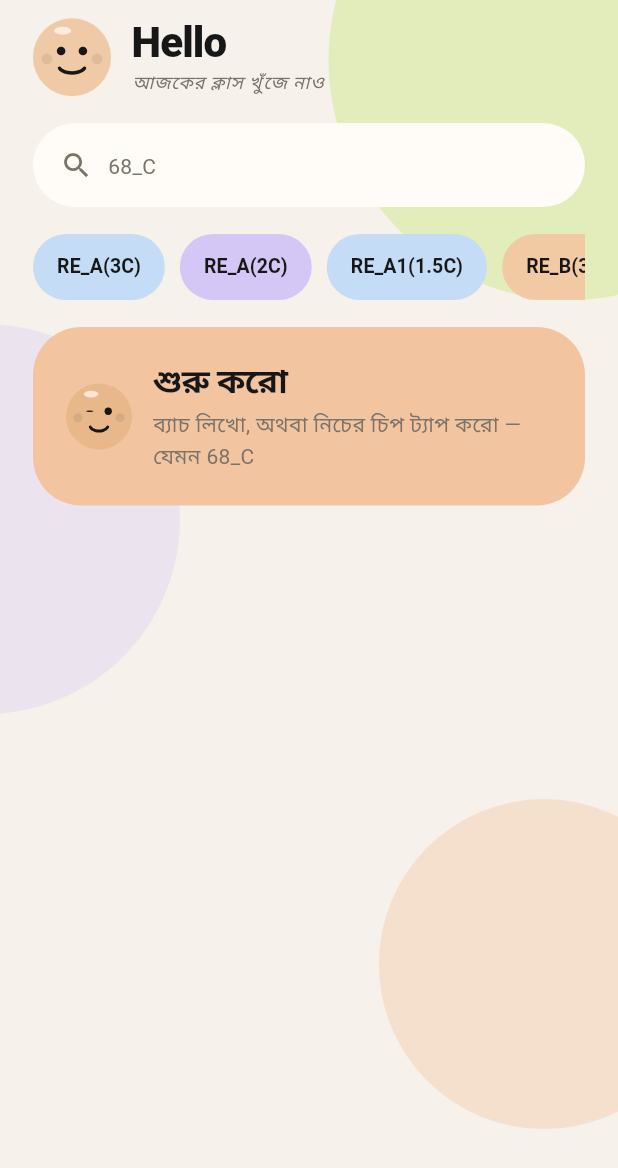
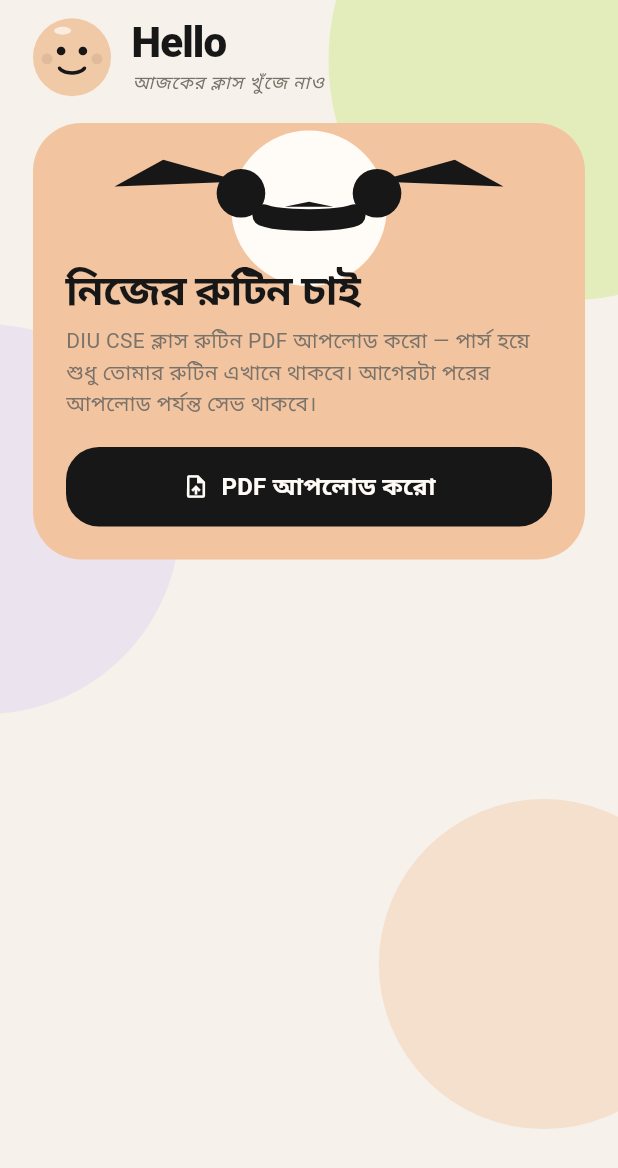
Before and after one commit to AbabilX/Routine-Scrapper-Open, a Flutter app: the screen it shows after launch, after a tap on "এড়িয়ে যাও", on a phone screen of 412 x 824 dp. Shown: the top 1168 px of the screen. Run offline on Flutter 3.47's test engine with Material 3 defaults, Android fonts, the phone set to English and light mode, and no system bars; our stand-ins replace file_picker, flutter_local_notifications, flutter_timezone, pdf, share_plus, shared_preferences and 1 more; missing offline and left inert: pdfrx.

Commit message:
Update dependencies in pubspec.yaml and pubspec.lock, adding file_picker, pdfrx, and related packages. Refactor AssetRoutineRepository and LocalRoutineStore to enhance routine data handling and storage, including JSON serialization for RoutineFileDto. Improve user routine management with new save and load functionalities.

```diff
--- a/lib/data/asset_routine_repository.dart
+++ b/lib/data/asset_routine_repository.dart
@@ -9,23 +9,30 @@ import 'local_routine_store.dart';
 import 'routine_file_dto.dart';
 
 class AssetRoutineRepository {
-  AssetRoutineRepository._(this.meta, this.slots);
+  AssetRoutineRepository._(this.meta, this.slots, {this.hasRoutine = true});
 
   final RoutineMeta meta;
   final List<ClassSlot> slots;
+  final bool hasRoutine;
 
-  static const assetPath = LocalRoutineStore.defaultAssetPath;
+  static const assetPath = 'assets/routine/cse_summer_2026_v5.json';
   static const pdfAsset = 'assets/routine/cse_summer_2026_v5.pdf';
 
-  static Future<AssetRoutineRepository> load([
-    LocalRoutineStore? store,
-  ]) async {
-    final raw = store == null
-        ? await rootBundle.loadString(assetPath)
-        : await store.loadOrSeed();
-    final file = RoutineFileDto.fromJson(
-      jsonDecode(raw) as Map<String, dynamic>,
+  static AssetRoutineRepository empty() {
+    return AssetRoutineRepository._(
+      const RoutineMeta(
+        department: '',
+        version: '',
+        semester: '',
+        effectiveFrom: '',
+        sourcePdf: '',
+      ),
+      const [],
+      hasRoutine: false,
     );
+  }
+
+  static AssetRoutineRepository fromFile(RoutineFileDto file) {
     return AssetRoutineRepository._(
       RoutineMeta(
         schemaVersion: file.meta.schemaVersion,
@@ -49,6 +56,22 @@ class AssetRoutineRepository {
             ),
           )
           .toList(),
+      hasRoutine: file.slots.isNotEmpty,
     );
   }
+
+  static Future<AssetRoutineRepository> load([
+    LocalRoutineStore? store,
+  ]) async {
+    if (store != null) {
+      final user = await store.loadUser();
+      if (user == null) return AssetRoutineRepository.empty();
+      return AssetRoutineRepository.fromFile(user);
+    }
+    final raw = await rootBundle.loadString(assetPath);
+    final file = RoutineFileDto.fromJson(
+      jsonDecode(raw) as Map<String, dynamic>,
+    );
+    return AssetRoutineRepository.fromFile(file);
+  }
 }
--- a/lib/data/local_routine_store.dart
+++ b/lib/data/local_routine_store.dart
@@ -1,54 +1,45 @@
 import 'dart:convert';
 import 'dart:io';
+import 'dart:typed_data';
 
-import 'package:flutter/services.dart';
 import 'package:path_provider/path_provider.dart';
 
 import 'routine_file_dto.dart';
 
-/// Copies the bundled routine JSON onto the device so later updates
-/// (download / PDF parse) can replace one file without touching domain code.
+/// Device copies of the student's uploaded PDF and parsed JSON.
 class LocalRoutineStore {
-  LocalRoutineStore({this.assetPath = defaultAssetPath});
+  static const jsonFileName = 'routine.json';
+  static const pdfFileName = 'user_routine.pdf';
 
-  static const defaultAssetPath = 'assets/routine/cse_summer_2026_v5.json';
-  static const fileName = 'routine.json';
+  Future<Directory> _dir() => getApplicationDocumentsDirectory();
 
-  final String assetPath;
+  Future<File> jsonFile() async => File('${(await _dir()).path}/$jsonFileName');
 
-  Future<String> loadOrSeed() async {
-    final bundled = await rootBundle.loadString(assetPath);
-    final local = await _localFile();
-    if (!await local.exists()) {
-      await local.writeAsString(bundled);
-      return bundled;
+  Future<File> pdfFile() async => File('${(await _dir()).path}/$pdfFileName');
+
+  Future<RoutineFileDto?> loadUser() async {
+    final file = await jsonFile();
+    if (!await file.exists()) return null;
+    try {
+      final dto = RoutineFileDto.fromJson(
+        jsonDecode(await file.readAsString()) as Map<String, dynamic>,
+      );
+      if (dto.meta.origin != 'user' || dto.slots.isEmpty) return null;
+      return dto;
+    } catch (_) {
+      return null;
     }
-
-    final localRaw = await local.readAsString();
-    if (_shouldReplaceWithBundled(bundled, localRaw)) {
-      await local.writeAsString(bundled);
-      return bundled;
-    }
-    return localRaw;
   }
 
-  Future<File> _localFile() async {
-    final dir = await getApplicationDocumentsDirectory();
-    return File('${dir.path}/$fileName');
-  }
-
-  bool _shouldReplaceWithBundled(String bundled, String localRaw) {
-    try {
-      final localDto = RoutineFileDto.fromJson(
-        jsonDecode(localRaw) as Map<String, dynamic>,
-      );
-      if (localDto.meta.origin == 'user') return false;
-      final bundledDto = RoutineFileDto.fromJson(
-        jsonDecode(bundled) as Map<String, dynamic>,
-      );
-      return bundledDto.meta.fingerprint != localDto.meta.fingerprint;
-    } catch (_) {
-      return true;
-    }
+  Future<void> saveUser({
+    required RoutineFileDto routine,
+    required Uint8List pdfBytes,
+  }) async {
+    final json = await jsonFile();
+    final pdf = await pdfFile();
+    await json.writeAsString(
+      const JsonEncoder.withIndent('  ').convert(routine.toJson()),
+    );
+    await pdf.writeAsBytes(pdfBytes, flush: true);
   }
 }
--- /dev/null
+++ b/lib/data/routine_pdf_parser.dart
@@ -0,0 +1,227 @@
+import 'pdf_word.dart';
+import 'routine_file_dto.dart';
+
+/// On-device port of `scripts/parse_routine_pdf.py`.
+class RoutinePdfParser {
+  static const days = [
+    'SATURDAY',
+    'SUNDAY',
+    'MONDAY',
+    'TUESDAY',
+    'WEDNESDAY',
+    'THURSDAY',
+  ];
+
+  static const timeSlots = [
+    ('08:30', '10:00'),
+    ('10:00', '11:30'),
+    ('11:30', '01:00'),
+    ('01:00', '02:30'),
+    ('02:30', '04:00'),
+    ('04:00', '05:30'),
+  ];
+
+  static const slotEdges = [0.0, 230.0, 415.0, 610.0, 800.0, 985.0, 1300.0];
+
+  static final courseRe = RegExp(r'^([A-Z]{2,5}\d{3}[A-Z]?)\((.+)\)$');
+  static final teacherRe = RegExp(r'^[A-Z]{2,6}(?:[_-]\d+)?$');
+  static final roomRe = RegExp(
+    r'^(KT-\d+(?:\([A-Z]\))?|G1-\d+|ANX1-\d+|SH-\d+|CTBA-\d+|EMBED|IOT)$',
+  );
+
+  static const skip = {
+    'ROOM',
+    'COURSE',
+    'TEACHER',
+    'COM',
+    'LAB',
+    '(COM',
+    'LAB)',
+    'RESERVED',
+    'VERSION',
+    'V5',
+    'CLASS',
+    'ROUTINE',
+    'FOR',
+    'CSE',
+    'PROGRAM',
+  };
+
+  static RoutineFileDto parse(
+    ExtractedPdfText extracted, {
+    required String sourcePdf,
+  }) {
+    final scale = extracted.pageWidth <= 0 ? 1.0 : extracted.pageWidth / 1300.0;
+    final words = [...extracted.words]
+      ..sort((a, b) {
+        final page = a.page.compareTo(b.page);
+        if (page != 0) return page;
+        final y = a.y.compareTo(b.y);
+        if (y != 0) return y;
+        return a.x.compareTo(b.x);
+      });
+
+    var currentDay = 'SATURDAY';
+    final slots = <ClassSlotDto>[];
+    final seen = <String>{};
+
+    for (final word in words) {
+      if (days.contains(word.text) && word.x > 500 * scale) {
+        currentDay = word.text;
+        continue;
+      }
+
+      final match = courseRe.firstMatch(word.text);
+      if (match == null) continue;
+
+      final course = match.group(1)!;
+      final group = match.group(2)!.replaceAll(RegExp(r'\.+$'), '');
+      final index = slotIndex(word.x, scale);
+      final teacher = _findTeacher(words, word, index, scale);
+      if (skip.contains(teacher.toUpperCase()) || teacher == 'Reserved') {
+        continue;
+      }
+      final room = _findRoom(words, word, index, scale);
+      final (start, end) = timeSlots[index];
+      final key = '$currentDay|$start|$course|$group|$teacher|$room';
+      if (!seen.add(key)) continue;
+      slots.add(
+        ClassSlotDto(
+          day: currentDay,
+          slot: index,
+          start: start,
+          end: end,
+          course: course,
+          group: group,
+          teacher: teacher,
+          room: room,
+        ),
+      );
+    }
+
+    slots.sort((a, b) {
+      final day = days.indexOf(a.day).compareTo(days.indexOf(b.day));
+      if (day != 0) return day;
+      final start = a.start.compareTo(b.start);
+      if (start != 0) return start;
+      return a.room.compareTo(b.room);
+    });
+
+    return RoutineFileDto(
+      meta: RoutineMetaDto(
+        schemaVersion: 1,
+        origin: 'user',
+        department: 'CSE',
+        version: _guessVersion(words),
+        semester: _guessSemester(words),
+        effectiveFrom: '',
+        sourcePdf: sourcePdf,
+      ),
+      slots: slots,
+    );
+  }
+
+  static int slotIndex(double x, double scale) {
+    for (var i = 0; i < slotEdges.length - 1; i++) {
+      final left = slotEdges[i] * scale;
+      final right = slotEdges[i + 1] * scale;
+      if (x >= left && x < right) return i;
+    }
+    return 5;
+  }
+
+  static bool isRoom(String text) => roomRe.hasMatch(text.trim());
+
+  static String _findTeacher(
+    List<PdfWord> words,
+    PdfWord course,
+    int index,
+    double scale,
+  ) {
+    final left = slotEdges[index] * scale;
+    final right = slotEdges[index + 1] * scale;
+    ({double delta, String text})? best;
+    for (final word in words) {
+      if (word.page != course.page || (word.y - course.y).abs() > 4 * scale) {
+        continue;
+      }
+      if (word.x <= course.x || word.x >= right || word.x < left) continue;
+      if (courseRe.hasMatch(word.text) ||
+          isRoom(word.text) ||
+          skip.contains(word.text.toUpperCase())) {
+        continue;
+      }
+      final upper = word.text.toUpperCase();
+      final looksTeacher = teacherRe.hasMatch(word.text) ||
+          (word.text == upper && word.text.length >= 2 && word.text.length <= 6);
+      if (!looksTeacher) continue;
+      final delta = word.x - course.x;
+      if (best == null || delta < best.delta) {
+        best = (delta: delta, text: word.text);
+      }
+    }
+    return best?.text ?? '?';
+  }
+
+  static String _findRoom(
+    List<PdfWord> words,
+    PdfWord course,
+    int index,
+    double scale,
+  ) {
+    final left = slotEdges[index] * scale;
+    final right = slotEdges[index + 1] * scale;
+    ({double score, String text})? best;
+    for (final word in words) {
+      if (word.page != course.page || word.y > course.y + 2 * scale) continue;
+      if (word.x < left || word.x >= right) continue;
+      if (course.y - word.y > 24 * scale) continue;
+      if (!isRoom(word.text)) continue;
+      final score =
+          (course.y - word.y) + (word.x < course.x ? 0.0 : 40.0 * scale);
+      if (best == null || score < best.score) {
+        final suffix = _labSuffix(words, word.page, word.y, index, scale);
+        best = (score: score, text: '${word.text}$suffix');
+      }
+    }
+    return best?.text ?? '?';
+  }
+
+  static String _labSuffix(
+    List<PdfWord> words,
+    int page,
+    double roomY,
+    int index,
+    double scale,
+  ) {
+    final left = slotEdges[index] * scale;
+    final right = slotEdges[index + 1] * scale;
+    for (final word in words) {
+      if (word.page != page) continue;
+      if (word.x < left || word.x >= right) continue;
+      final dy = word.y - roomY;
+      if (dy > 0 && dy < 16 * scale && (word.text == '(COM' || word.text == 'LAB)')) {
+        return ' (COM LAB)';
+      }
+    }
+    return '';
+  }
+
+  static String _guessVersion(List<PdfWord> words) {
+    for (final word in words) {
+      final match = RegExp(r'^V(\d+(?:\.\d+)?)$', caseSensitive: false)
+          .firstMatch(word.text);
+      if (match != null) return '${match.group(1)}.0'.replaceAll('.0.0', '.0');
+    }
+    return 'uploaded';
+  }
+
+  static String _guessSemester(List<PdfWord> words) {
+    final joined = words.map((word) => word.text).join(' ');
+    final match = RegExp(
+      r'(Spring|Summer|Fall|Autumn)\s+\d{4}',
+      caseSensitive: false,
+    ).firstMatch(joined);
+    return match?.group(0) ?? 'Uploaded';
+  }
+}
--- a/lib/main.dart
+++ b/lib/main.dart
@@ -11,7 +11,8 @@ import 'ui/theme/app_theme.dart';
 
 Future<void> main() async {
   WidgetsFlutterBinding.ensureInitialized();
-  final repository = await AssetRoutineRepository.load(LocalRoutineStore());
+  final store = LocalRoutineStore();
+  final repository = await AssetRoutineRepository.load(store);
   final cache = await StudentCache.load();
   final scheduler = await ClassReminderScheduler.create();
   runApp(
@@ -19,6 +20,7 @@ Future<void> main() async {
       repository: repository,
       cache: cache,
       scheduler: scheduler,
+      store: store,
     ),
   );
 }
@@ -29,11 +31,13 @@ class DIUApp extends StatelessWidget {
     required this.repository,
     required this.cache,
     required this.scheduler,
+    required this.store,
   });
 
   final AssetRoutineRepository repository;
   final StudentCache cache;
   final ClassReminderScheduler scheduler;
+  final LocalRoutineStore store;
 
   @override
   Widget build(BuildContext context) {
@@ -42,6 +46,7 @@ class DIUApp extends StatelessWidget {
         repository: repository,
         cache: cache,
         scheduler: scheduler,
+        store: store,
       ),
       child: MaterialApp(
         title: 'DIU',
--- a/lib/ui/student/components/student_header.dart
+++ b/lib/ui/student/components/student_header.dart
@@ -7,9 +7,13 @@ class StudentHeader extends StatelessWidget {
   const StudentHeader({
     super.key,
     this.profile = StudentProfile.empty,
+    this.onReplacePdf,
+    this.replacing = false,
   });
 
   final StudentProfile profile;
+  final VoidCallback? onReplacePdf;
+  final bool replacing;
 
   @override
   Widget build(BuildContext context) {
@@ -36,6 +40,18 @@ class StudentHeader extends StatelessWidget {
             ],
           ),
         ),
+        if (onReplacePdf != null)
+          IconButton(
+            tooltip: 'নতুন PDF',
+            onPressed: replacing ? null : onReplacePdf,
+            icon: replacing
+                ? const SizedBox(
+                    width: 18,
+                    height: 18,
+                    child: CircularProgressIndicator(strokeWidth: 2),
+                  )
+                : const Icon(Icons.upload_file_outlined),
+          ),
       ],
     );
   }
--- /dev/null
+++ b/lib/ui/student/components/upload_routine_card.dart
@@ -0,0 +1,71 @@
+import 'package:flutter/material.dart';
+
+import '../../theme/app_colors.dart';
+import 'cute_face.dart';
+import 'cute_face_kind.dart';
+
+class UploadRoutineCard extends StatelessWidget {
+  const UploadRoutineCard({
+    super.key,
+    required this.onUpload,
+    this.busy = false,
+  });
+
+  final VoidCallback onUpload;
+  final bool busy;
+
+  @override
+  Widget build(BuildContext context) {
+    final text = Theme.of(context).textTheme;
+    return DecoratedBox(
+      decoration: BoxDecoration(
+        color: peach,
+        borderRadius: BorderRadius.circular(32),
+      ),
+      child: Padding(
+        padding: const EdgeInsets.all(22),
+        child: Column(
+          crossAxisAlignment: CrossAxisAlignment.stretch,
+          children: [
+            const CuteFace(size: 56, kind: CuteFaceKind.fox),
+            const SizedBox(height: 16),
+            Text('নিজের রুটিন চাই', style: text.headlineSmall),
+            const SizedBox(height: 8),
+            Text(
+              'DIU CSE ক্লাস রুটিন PDF আপলোড করো — পার্স হয়ে শুধু তোমার রুটিন এখানে থাকবে। '
+              'আগেরটা পরের আপলোড পর্যন্ত সেভ থাকবে।',
+              style: text.bodyMedium,
+            ),
+            const SizedBox(height: 18),
+            FilledButton.icon(
+              onPressed: busy ? null : onUpload,
+              style: FilledButton.styleFrom(
+                backgroundColor: ink,
+                disabledBackgroundColor: ink.withValues(alpha: 0.28),
+                foregroundColor: onInk,
+                padding: const EdgeInsets.symmetric(vertical: 14),
+                shape: RoundedRectangleBorder(
+                  borderRadius: BorderRadius.circular(22),
+                ),
+              ),
+              icon: busy
+                  ? const SizedBox(
+                      width: 18,
+                      height: 18,
+                      child: CircularProgressIndicator(
+                        strokeWidth: 2,
+                        color: onInk,
+                      ),
+                    )
+                  : const Icon(Icons.upload_file_outlined),
+              label: Text(
+                busy ? 'পার্স হচ্ছে…' : 'PDF আপলোড করো',
+                style: text.titleMedium?.copyWith(color: onInk),
+              ),
+            ),
+          ],
+        ),
+      ),
+    );
+  }
+}
--- a/lib/ui/student/student_screen.dart
+++ b/lib/ui/student/student_screen.dart
@@ -15,6 +15,7 @@ import 'components/reminder_picker_sheet.dart';
 import 'components/search_row.dart';
 import 'components/student_header.dart';
 import 'components/summary_card.dart';
+import 'components/upload_routine_card.dart';
 import 'student_view_model.dart';
 
 class StudentScreen extends StatelessWidget {
@@ -36,8 +37,15 @@ class StudentScreen extends StatelessWidget {
           ListView(
             padding: const EdgeInsets.fromLTRB(22, 12, 22, 40),
             children: [
-              StudentHeader(profile: state.profile),
+              StudentHeader(
+                profile: state.profile,
+                onReplacePdf: state.hasRoutine
+                    ? () => _upload(context, viewModel)
+                    : null,
+                replacing: state.isImporting,
+              ),
               const SizedBox(height: 18),
+              if (state.hasRoutine) ...[
                 SearchRow(
                   query: state.queryText,
                   onQueryChange: viewModel.onQueryChange,
@@ -50,6 +58,7 @@ class StudentScreen extends StatelessWidget {
                   ),
                 ],
                 const SizedBox(height: 18),
+              ],
               AnimatedSwitcher(
                 duration: const Duration(milliseconds: 280),
                 switchInCurve: Curves.easeOut,
@@ -68,7 +77,7 @@ class StudentScreen extends StatelessWidget {
                 },
                 child: KeyedSubtree(
                   key: ValueKey(_contentKey(state)),
-                  child: _body(state, viewModel),
+                  child: _body(context, state, viewModel),
                 ),
               ),
               const SizedBox(height: 28),
@@ -79,8 +88,24 @@ class StudentScreen extends StatelessWidget {
     );
   }
 
-  Widget _body(StudentUiState state, StudentViewModel viewModel) {
+  Future<void> _upload(BuildContext context, StudentViewModel viewModel) async {
+    final error = await viewModel.importRoutinePdf();
+    if (error != null && context.mounted) {
+      ScaffoldMessenger.of(context).showSnackBar(SnackBar(content: Text(error)));
+    }
+  }
+
+  Widget _body(
+    BuildContext context,
+    StudentUiState state,
+    StudentViewModel viewModel,
+  ) {
     switch (_contentKey(state)) {
+      case _BodyKey.needsUpload:
+        return UploadRoutineCard(
+          busy: state.isImporting,
+          onUpload: () => _upload(context, viewModel),
+        );
       case _BodyKey.blank:
         return const EmptyHint(
           title: 'শুরু করো',
@@ -198,9 +223,10 @@ class _ReadyBody extends StatelessWidget {
   }
 }
 
-enum _BodyKey { blank, invalid, noMatch, ready }
+enum _BodyKey { needsUpload, blank, invalid, noMatch, ready }
 
 _BodyKey _contentKey(StudentUiState state) {
+  if (!state.hasRoutine) return _BodyKey.needsUpload;
   if (state.queryText.trim().isEmpty) return _BodyKey.blank;
   if (state.invalidQuery) return _BodyKey.invalid;
   if (!state.hasMatches) return _BodyKey.noMatch;
--- a/lib/ui/student/student_view_model.dart
+++ b/lib/ui/student/student_view_model.dart
@@ -1,10 +1,15 @@
 import 'dart:async';
+import 'dart:io';
 
+import 'package:file_picker/file_picker.dart';
 import 'package:flutter/foundation.dart';
 
 import '../../data/asset_routine_repository.dart';
 import '../../data/class_reminder_scheduler.dart';
+import '../../data/local_routine_store.dart';
 import '../../data/pdf_exporter.dart';
+import '../../data/pdf_word_extractor.dart';
+import '../../data/routine_pdf_parser.dart';
 import '../../data/student_cache.dart';
 import '../../domain/model/class_reminder.dart';
 import '../../domain/model/class_status.dart';
@@ -32,6 +37,8 @@ class StudentUiState {
     this.restored = false,
     this.reminders = const [],
     this.profile = StudentProfile.empty,
+    this.hasRoutine = false,
+    this.isImporting = false,
   });
 
   final String queryText;
@@ -49,6 +56,8 @@ class StudentUiState {
   final bool restored;
   final List<ClassReminder> reminders;
   final StudentProfile profile;
+  final bool hasRoutine;
+  final bool isImporting;
 
   RoutineDay get resolvedSelectedDay =>
       selectedDay ?? RoutineQueries.todayOrSaturday();
@@ -82,6 +91,8 @@ class StudentUiState {
     bool? restored,
     List<ClassReminder>? reminders,
     StudentProfile? profile,
+    bool? hasRoutine,
+    bool? isImporting,
   }) {
     return StudentUiState(
       queryText: queryText ?? this.queryText,
@@ -99,6 +110,8 @@ class StudentUiState {
       restored: restored ?? this.restored,
       reminders: reminders ?? this.reminders,
       profile: profile ?? this.profile,
+      hasRoutine: hasRoutine ?? this.hasRoutine,
+      isImporting: isImporting ?? this.isImporting,
     );
   }
 }
@@ -108,6 +121,7 @@ class StudentViewModel extends ChangeNotifier {
     required this.repository,
     required this.cache,
     required this.scheduler,
+    required this.store,
   }) : _state = StudentUiState(
           selectedDay: RoutineQueries.todayOrSaturday(),
           today: RoutineQueries.todayOrSaturday(),
@@ -115,14 +129,16 @@ class StudentViewModel extends ChangeNotifier {
           suggestions: RoutineQueries.suggestChips(repository.slots, ''),
           reminders: cache.reminders,
           profile: cache.profile,
+          hasRoutine: repository.hasRoutine,
         ) {
     _restore();
     _tick = Timer.periodic(const Duration(seconds: 30), (_) => rebuild());
   }
 
-  final AssetRoutineRepository repository;
+  AssetRoutineRepository repository;
   final StudentCache cache;
   final ClassReminderScheduler scheduler;
+  final LocalRoutineStore store;
   StudentUiState _state;
   Timer? _saveJob;
   Timer? _tick;
@@ -147,6 +163,46 @@ class StudentViewModel extends ChangeNotifier {
     await cache.completeOnboarding(profile);
     _state = _state.copyWith(profile: cache.profile);
     notifyListeners();
+  }
+
+  Future<String?> importRoutinePdf() async {
+    final picked = await FilePicker.pickFiles(
+      type: FileType.custom,
+      allowedExtensions: const ['pdf'],
+      withData: true,
+    );
+    if (picked == null || picked.files.isEmpty) return null;
+    final file = picked.files.first;
+    final bytes = file.bytes ??
+        (file.path == null ? null : await File(file.path!).readAsBytes());
+    if (bytes == null) return 'PDF পড়া যায়নি';
+
+    _state = _state.copyWith(isImporting: true);
+    notifyListeners();
+    try {
+      final extracted = await PdfWordExtractor.extract(bytes);
+      final parsed = RoutinePdfParser.parse(
+        extracted,
+        sourcePdf: file.name,
+      );
+      if (parsed.slots.isEmpty) {
+        return 'এই PDF থেকে ক্লাস পাওয়া যায়নি — DIU CSE রুটিন PDF দাও';
+      }
+      await store.saveUser(routine: parsed, pdfBytes: bytes);
+      repository = AssetRoutineRepository.fromFile(parsed);
+      _state = _state.copyWith(
+        hasRoutine: true,
+        meta: repository.meta,
+        suggestions: RoutineQueries.suggestChips(repository.slots, _state.queryText),
+      );
+      applyQuery(_state.queryText, persist: false);
+      return null;
+    } catch (_) {
+      return 'PDF পার্স করা যায়নি — অন্য ফাইল চেষ্টা করো';
+    } finally {
+      _state = _state.copyWith(isImporting: false);
+      notifyListeners();
+    }
   }
 
   void onQueryChange(String value) => applyQuery(value, persist: true);
--- a/pubspec.yaml
+++ b/pubspec.yaml
@@ -18,6 +18,8 @@ dependencies:
   timezone: ^0.11.1
   flutter_timezone: ^5.1.0
   pdf: ^3.13.0
+  file_picker: ^11.0.3
+  pdfrx: ^2.4.8
 
 dev_dependencies:
   flutter_test:
```
Also changed, not shown: lib/data/pdf_word.dart (added, +23 -0 lines), lib/data/pdf_word_extractor.dart (added, +76 -0 lines), lib/data/routine_file_dto.dart (+32 -0 lines), pubspec.lock, 3 other files. Lines whose indentation alone changed are shown as unchanged.
